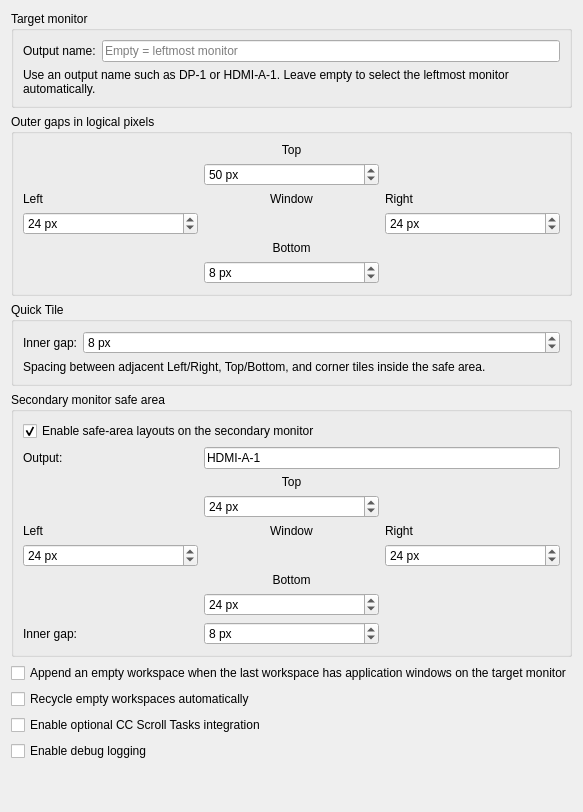
This is package/contents/ui/config.ui in Cc-aw/cc-niri as Qt 5 draws it before an edit. The edited form follows.
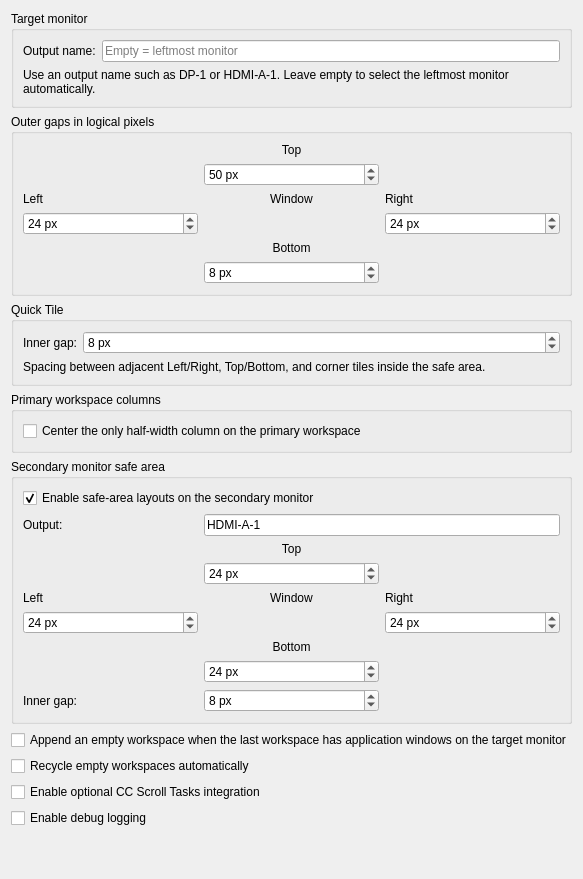
This is the edited form.

Commit message: feat: complete single-column centering and persist diagnostics

Patch:
```diff
--- a/package/contents/ui/config.ui
+++ b/package/contents/ui/config.ui
@@ -70,6 +70,14 @@
      </layout>
     </widget>
    </item>
+   <item>
+    <widget class="QGroupBox" name="columnGroup">
+     <property name="title"><string>Primary workspace columns</string></property>
+     <layout class="QVBoxLayout" name="columnLayout">
+      <item><widget class="QCheckBox" name="kcfg_AlwaysCenterSingleColumn"><property name="text"><string>Center the only half-width column on the primary workspace</string></property><property name="toolTip"><string>Multiple columns keep the Pair layout; Full, Wide and secondary windows keep their existing behavior. Restart cc-niri after changing this option.</string></property></widget></item>
+     </layout>
+    </widget>
+   </item>
    <item>
     <widget class="QGroupBox" name="secondaryGroup">
      <property name="title"><string>Secondary monitor safe area</string></property>
```
The commit also changes 67 other files.
